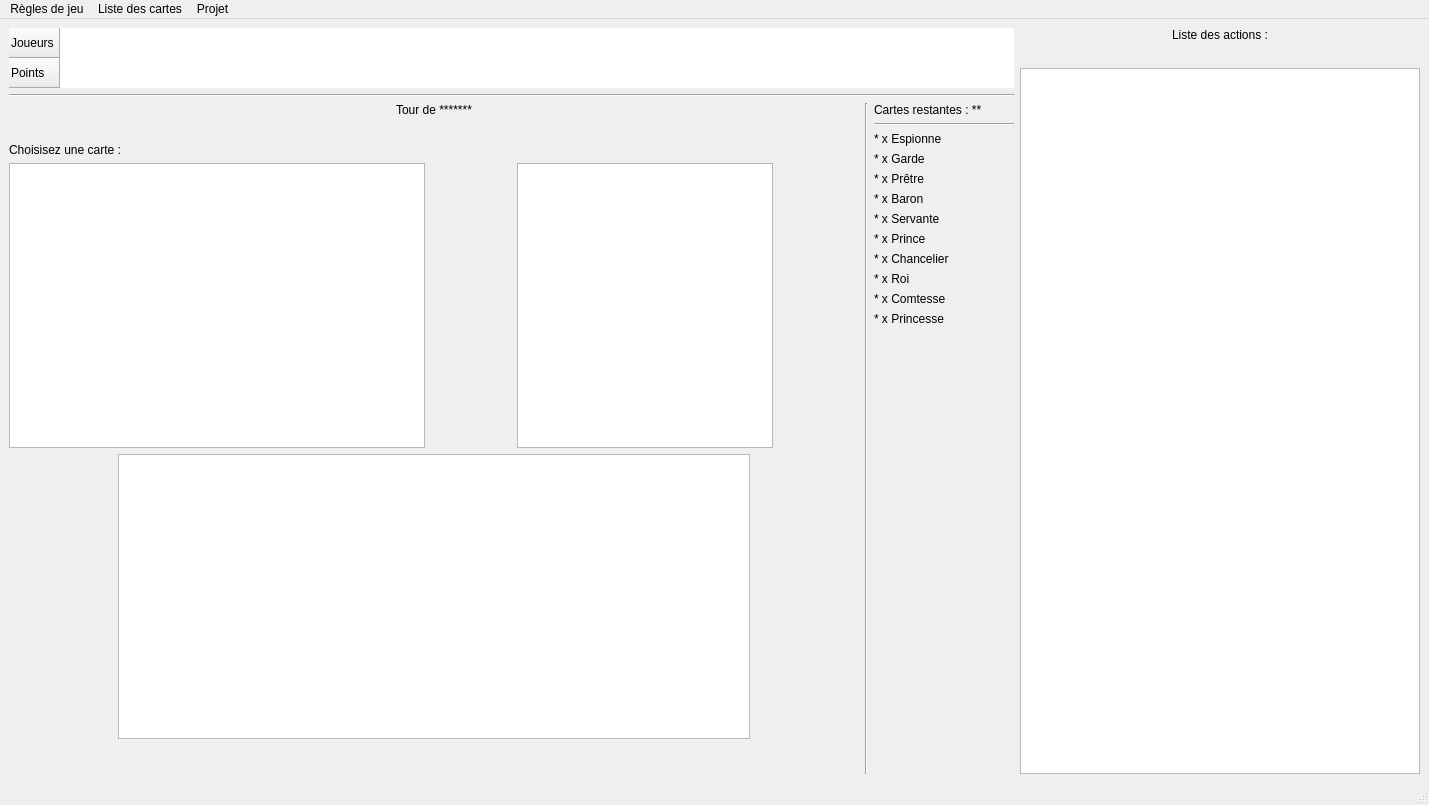
Qt form FichiersQT/mainwindow.ui (erreur130/LoveLetter) before a commit.
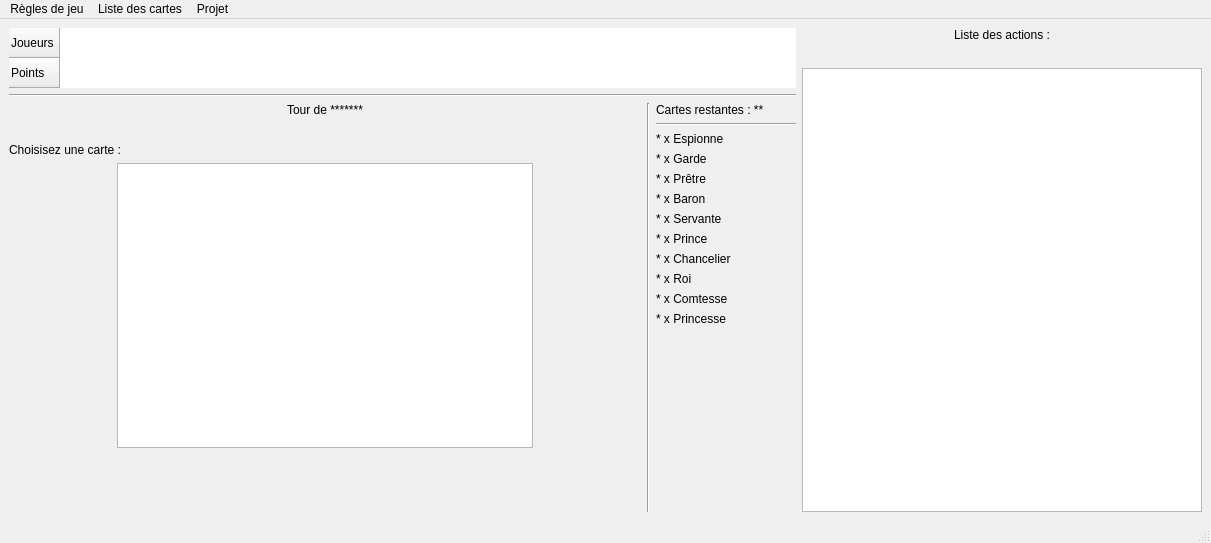
The same form after that commit.

Commit message: refactor : dans l'ui remplacement de QTableWiget en Layout et corrections de bug dans la carte du chancelier (num 6)

What changed in the file:
```diff
--- a/FichiersQT/mainwindow.ui
+++ b/FichiersQT/mainwindow.ui
@@ -6,8 +6,8 @@
    <rect>
     <x>0</x>
     <y>0</y>
-    <width>1429</width>
-    <height>805</height>
+    <width>1211</width>
+    <height>543</height>
    </rect>
   </property>
   <property name="windowTitle">
@@ -154,7 +154,7 @@
               <property name="maximumSize">
                <size>
                 <width>416</width>
-                <height>300</height>
+                <height>285</height>
                </size>
               </property>
               <property name="verticalScrollBarPolicy">
@@ -193,58 +193,15 @@
               </property>
              </layout>
             </item>
-            <item alignment="Qt::AlignmentFlag::AlignHCenter">
-             <widget class="QListWidget" name="listeJoueursCible"/>
-            </item>
            </layout>
           </item>
           <item>
            <layout class="QHBoxLayout" name="horizontalLayout_5">
             <item>
-             <widget class="QListWidget" name="listeCarteAGarder">
-              <property name="sizePolicy">
-               <sizepolicy hsizetype="Fixed" vsizetype="Fixed">
-                <horstretch>0</horstretch>
-                <verstretch>0</verstretch>
-               </sizepolicy>
-              </property>
-              <property name="minimumSize">
-               <size>
-                <width>632</width>
-                <height>285</height>
-               </size>
-              </property>
-              <property name="maximumSize">
-               <size>
-                <width>632</width>
-                <height>285</height>
-               </size>
-              </property>
-              <property name="verticalScrollBarPolicy">
-               <enum>Qt::ScrollBarPolicy::ScrollBarAlwaysOff</enum>
-              </property>
-              <property name="horizontalScrollBarPolicy">
-               <enum>Qt::ScrollBarPolicy::ScrollBarAlwaysOff</enum>
-              </property>
-              <property name="dragDropMode">
-               <enum>QAbstractItemView::DragDropMode::DragDrop</enum>
-              </property>
-              <property name="iconSize">
-               <size>
-                <width>200</width>
-                <height>300</height>
-               </size>
-              </property>
-              <property name="flow">
-               <enum>QListView::Flow::LeftToRight</enum>
-              </property>
-              <property name="viewMode">
-               <enum>QListView::ViewMode::IconMode</enum>
-              </property>
-              <property name="itemAlignment">
-               <set>Qt::AlignmentFlag::AlignCenter</set>
-              </property>
-             </widget>
+             <layout class="QVBoxLayout" name="listeJoueursCible"/>
+            </item>
+            <item>
+             <layout class="QHBoxLayout" name="listeCarteAGarder"/>
             </item>
            </layout>
           </item>
@@ -253,13 +210,10 @@
             <property name="orientation">
              <enum>Qt::Orientation::Vertical</enum>
             </property>
-            <property name="sizeType">
-             <enum>QSizePolicy::Policy::Expanding</enum>
-            </property>
             <property name="sizeHint" stdset="0">
              <size>
-              <width>20</width>
-              <height>40</height>
+              <width>0</width>
+              <height>0</height>
              </size>
             </property>
            </spacer>
@@ -508,7 +462,7 @@
     <rect>
      <x>0</x>
      <y>0</y>
-     <width>1429</width>
+     <width>1211</width>
      <height>23</height>
     </rect>
    </property>
```
Left out of the diff: 3 changed lines with no effect on the pictures. The commit also changes 3 other files.
